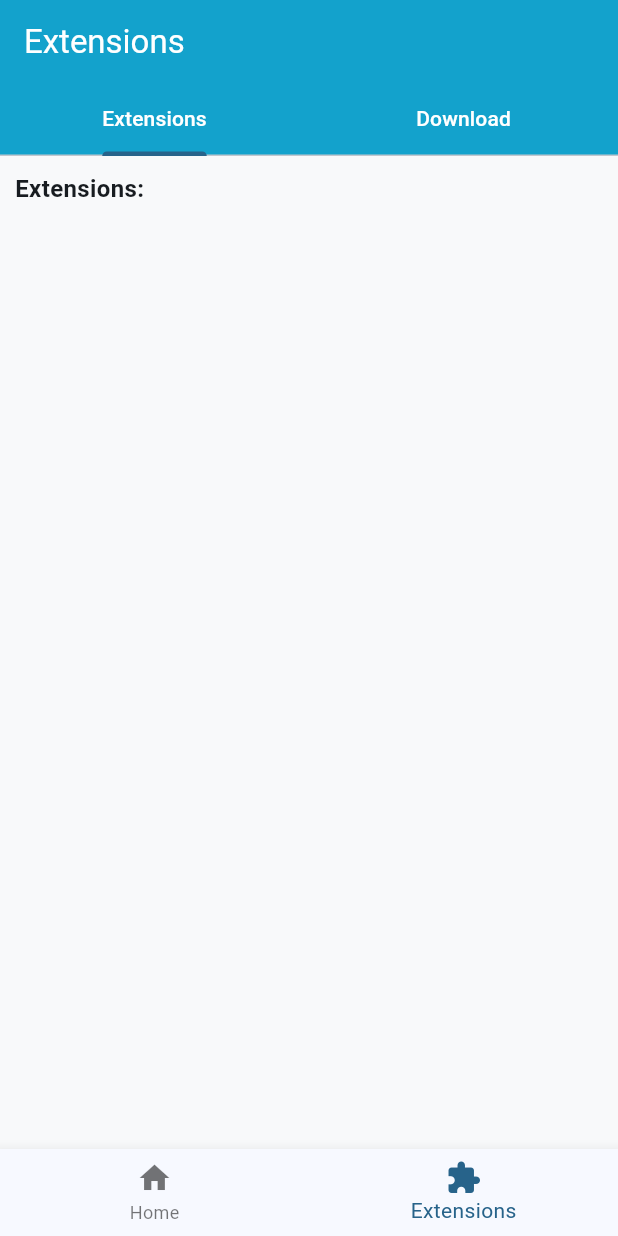
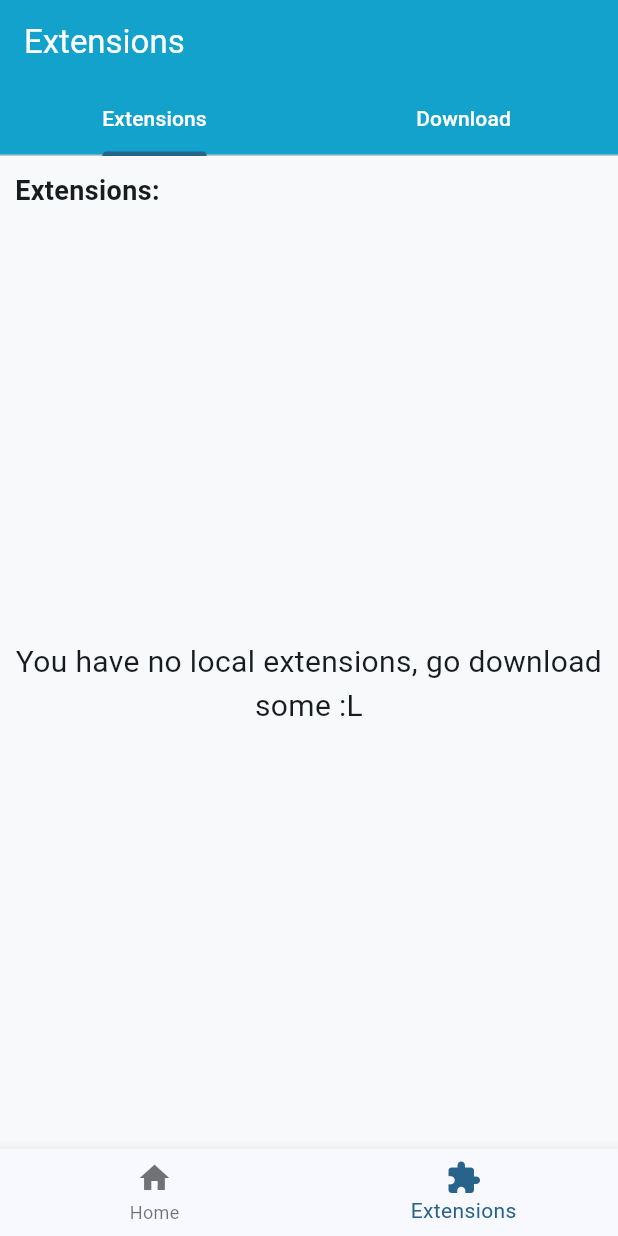
Before and after one commit to TheOpenNews/ONews, a Flutter app: the screen it shows after launch, item 2 of the bottom bar chosen, on a phone screen of 412 x 824 dp. Run offline on Flutter 3.47's test engine with Material 3 defaults, Android fonts, the phone set to English and light mode, and no system bars; our stand-ins replace bloc, cached_network_image, dio, equatable, flutter_bloc and 1 more; missing offline and left inert: android_package_installer, dart:ffi, flutter_downloader.

```diff
--- a/lib/blocs/Extensions/extensions_state.dart
+++ b/lib/blocs/Extensions/extensions_state.dart
@@ -1,26 +1,30 @@
 part of 'extensions_bloc.dart';
 
-enum ExtensionsLoadState { None, Loading }
+enum ExtensionsLoadState { None, Loading , Error }
 
 class ExtensionsState extends Equatable {
   ExtensionsLoadState loadState = ExtensionsLoadState.None;
   List<ExtensionInfo> localExtensions = [];
+  List<ExtensionInfo> extensionInfo = [];
 
 
   ExtensionsState({
     this.loadState = ExtensionsLoadState.None,
     this.localExtensions = const [],
+    this.extensionInfo = const [],
   });
 
   ExtensionsState copyWith({
     ExtensionsLoadState? loadState,
     List<ExtensionInfo>? localExtensions,
+    List<ExtensionInfo>? extensionInfo,
   }) =>
       ExtensionsState(
         loadState: loadState ?? ExtensionsLoadState.None,
         localExtensions: localExtensions ?? this.localExtensions,
+        extensionInfo: extensionInfo ?? this.extensionInfo,
       );
 
   @override
-  List<Object?> get props => [loadState,localExtensions];
+  List<Object?> get props => [loadState,localExtensions,extensionInfo];
 }
--- a/lib/blocs/NewsCard/news_card_state.dart
+++ b/lib/blocs/NewsCard/news_card_state.dart
@@ -1,6 +1,6 @@
 part of 'news_card_bloc.dart';
 
-enum NewsCardsLoadingStatus { Loading, None }
+enum NewsCardsLoadingStatus { Loading, None , Failed }
 
 class NewsCardState extends Equatable {
   ExtensionInfo extensionInfo;
@@ -9,14 +9,17 @@ class NewsCardState extends Equatable {
   int page = 1;
   bool newsDone = false;
   String category;
+  NewsCardEvent latestEvent = SelectPage(1);
 
   NewsCardState({
     required this.extensionInfo,
+    required NewsCardEvent latestEvent,
     this.newsCards = const [],
     this.page = 1,
     this.loadingStatus = NewsCardsLoadingStatus.None,
     this.newsDone = false,
     this.category = "Politics",
+
   });
 
   NewsCardState copyWith({
@@ -26,6 +29,8 @@ class NewsCardState extends Equatable {
     NewsCardsLoadingStatus? loadingStatus,
     bool? newsDone,
     String? category,
+    NewsCardEvent? latestEvent,
+
   }) =>
       NewsCardState(
         extensionInfo: extensionInfo ?? this.extensionInfo,
@@ -34,9 +39,12 @@ class NewsCardState extends Equatable {
         loadingStatus: loadingStatus ?? this.loadingStatus,
         newsDone: newsDone ?? this.newsDone,
         category: category ?? this.category,
+        latestEvent: latestEvent ?? this.latestEvent,
+
+
       );
 
   @override
   List<Object> get props =>
-      [extensionInfo, newsCards, page, loadingStatus, newsDone, category];
+      [extensionInfo, newsCards, page, loadingStatus, newsDone, category,latestEvent];
 }
--- a/lib/blocs/NewsPage/news_page_state.dart
+++ b/lib/blocs/NewsPage/news_page_state.dart
@@ -1,6 +1,6 @@
 part of 'news_page_bloc.dart';
 
-enum PageNewsLoadingStatus { Loading, None }
+enum PageNewsLoadingStatus { Loading, None , Failed }
 
 class NewsPageState extends Equatable {
   NewsCard card;
--- a/lib/pages/ExtensionsPage/DownloadExtensionsCardWidget.dart
+++ b/lib/pages/ExtensionsPage/DownloadExtensionsCardWidget.dart
@@ -1,6 +1,7 @@
 import 'package:anynews/blocs/ExtensionDownload/extension_download_bloc.dart';
 import 'package:anynews/blocs/Permission/permission_cubit.dart';
 import 'package:anynews/modules/ExtensionInfo.dart';
+import 'package:cached_network_image/cached_network_image.dart';
 import 'package:flutter/material.dart';
 import 'package:flutter_bloc/flutter_bloc.dart';
 import 'package:url_launcher/url_launcher.dart';
@@ -37,8 +38,8 @@ class DownloadExtensionsCardWidget extends StatelessWidget {
                 width: 32,
                     height: 32,
 
-                child: Image.network(
-                  info.logoURL,
+                child: CachedNetworkImage(
+                  imageUrl : info.logoURL,
                     fit: BoxFit.fill
                 ),
               ),
--- a/lib/pages/ExtensionsPage/LocalExtensionsWidget.dart
+++ b/lib/pages/ExtensionsPage/LocalExtensionsWidget.dart
@@ -3,6 +3,7 @@ import 'package:anynews/blocs/Extensions/extensions_bloc.dart';
 import 'package:anynews/pages/ExtensionsPage/LocalExtensionsCardWidget.dart';
 import 'package:anynews/repos/ExtensionsRepo.dart';
 import 'package:flutter/material.dart';
+import 'package:flutter/widgets.dart';
 import 'package:flutter_bloc/flutter_bloc.dart';
 
 class LocalExtensionsWidget extends StatefulWidget {
@@ -40,16 +41,36 @@ class _LocalExtensionsWidgetState extends State<LocalExtensionsWidget> {
             Text(
               "Extensions:",
               style: TextStyle(
-                fontSize: 16,
+                fontSize: 18,
                 fontWeight: FontWeight.bold,
               ),
             ),
             SizedBox(height: 16),
-            ...state.localExtensions
-                .map((info) => LocalExtensionsCardWidget(
-                      info: info,
-                    ))
-                .toList(),
+            Builder(builder: (context) {
+              if (state.localExtensions.length == 0) {
+                return Expanded(
+                  child: Align(
+                    alignment: Alignment.center,
+                    child: Text(
+                      "You have no local extensions, go download some :L",
+                        textAlign: TextAlign.center,
+
+                      style: TextStyle(
+                        fontSize: 20,
+                      ),
+                    ),
+                  ),
+                );
+              }
+
+              return Column(children: [
+                ...state.localExtensions
+                    .map((info) => LocalExtensionsCardWidget(
+                          info: info,
+                        ))
+                    .toList()
+              ]);
+            })
           ],
         );
       },
--- a/lib/pages/HomePage.dart
+++ b/lib/pages/HomePage.dart
@@ -8,9 +8,6 @@ import 'package:anynews/widgets/BottomNavBarWidget.dart';
 class HomePage extends StatelessWidget {
   HomePage({super.key});
   List<NewsCard> cards = [];
-
-  void onScrapeUrl() {
-  }
 
   @override
   Widget build(BuildContext context) {
@@ -33,7 +30,6 @@ class HomePage extends StatelessWidget {
               crossAxisAlignment: CrossAxisAlignment.center,
               mainAxisAlignment: MainAxisAlignment.center,
               children: [
-                ElevatedButton(onPressed: onScrapeUrl, child: Text("Scrape URL"),),
                 Text("Sorry not implemented yet",style: TextStyle(fontSize: 20,),),
                 Text(":P",style: TextStyle(fontSize: 20,),),
               ],
--- a/lib/pages/NewsPreviewPage/ImageElemWidget.dart
+++ b/lib/pages/NewsPreviewPage/ImageElemWidget.dart
@@ -1,3 +1,4 @@
+import 'package:cached_network_image/cached_network_image.dart';
 import 'package:flutter/material.dart';
 
 class ImageElemWidget extends StatelessWidget {
@@ -7,6 +8,6 @@ class ImageElemWidget extends StatelessWidget {
 
   @override
   Widget build(BuildContext context) {
-    return Image.network(src);
+    return CachedNetworkImage(imageUrl:  src);
   }
 }
--- a/lib/repos/ExtensionsRepo.dart
+++ b/lib/repos/ExtensionsRepo.dart
@@ -13,7 +13,7 @@ class ExtensionsRepo {
 
   ExtensionsRepo() {}
 
-  Future<void> loadExtensionInfoList() async {
+  Future<List<ExtensionInfo>> loadExtensionInfoList() async {
     Response res = await dio.get(Urls.ExtensionInfo);
     Map jsonData = await jsonDecode(res.data);
     assert(jsonData.keys.contains("Extensions"));
@@ -31,7 +31,7 @@ class ExtensionsRepo {
       );
     });
 
-    debugPrint(extensionsInfoList.toString());
+  return extensionsInfoList;
   }
 
 
--- a/pubspec.yaml
+++ b/pubspec.yaml
@@ -44,6 +44,7 @@ dependencies:
   permission_handler: ^11.3.1
   android_package_installer: ^0.0.2
   intl: ^0.19.0
+  cached_network_image: ^3.4.0
 
 dev_dependencies:
   flutter_test:
```
Also changed, not shown: lib/NativeInterface.dart (+11 -4 lines), lib/blocs/Extensions/extensions_bloc.dart (+5 -5 lines), lib/blocs/NewsCard/news_card_bloc.dart (+22 -6 lines), lib/blocs/NewsPage/news_page_bloc.dart (+5 -2 lines), lib/pages/ExtensionsPage/DownloadExtensionsWidget.dart (+47 -10 lines), lib/pages/NewsHeadlinesPage/HeadlineCardWidget.dart (+8 -8 lines), lib/pages/NewsHeadlinesPage/NewsHeadlinesPage.dart (+46 -4 lines), lib/pages/NewsPreviewPage/NewsPreviewPage.dart (+29 -6 lines), pubspec.lock, 2 other files.
